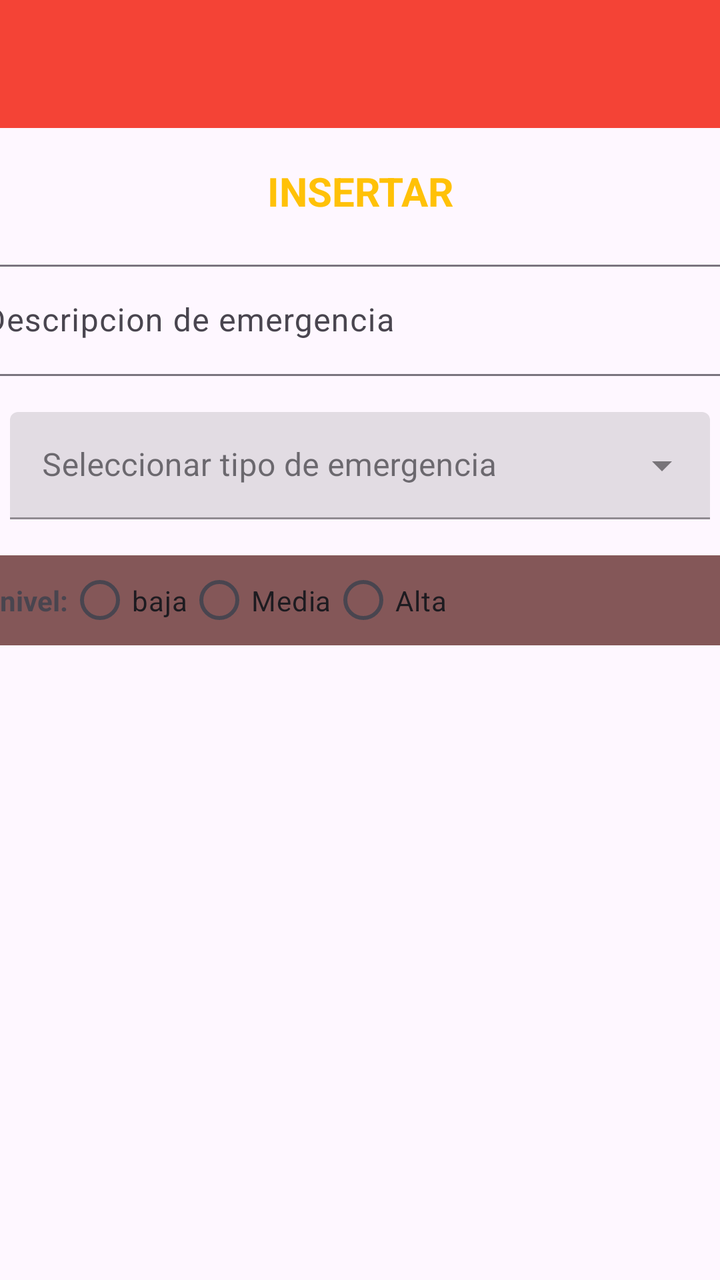
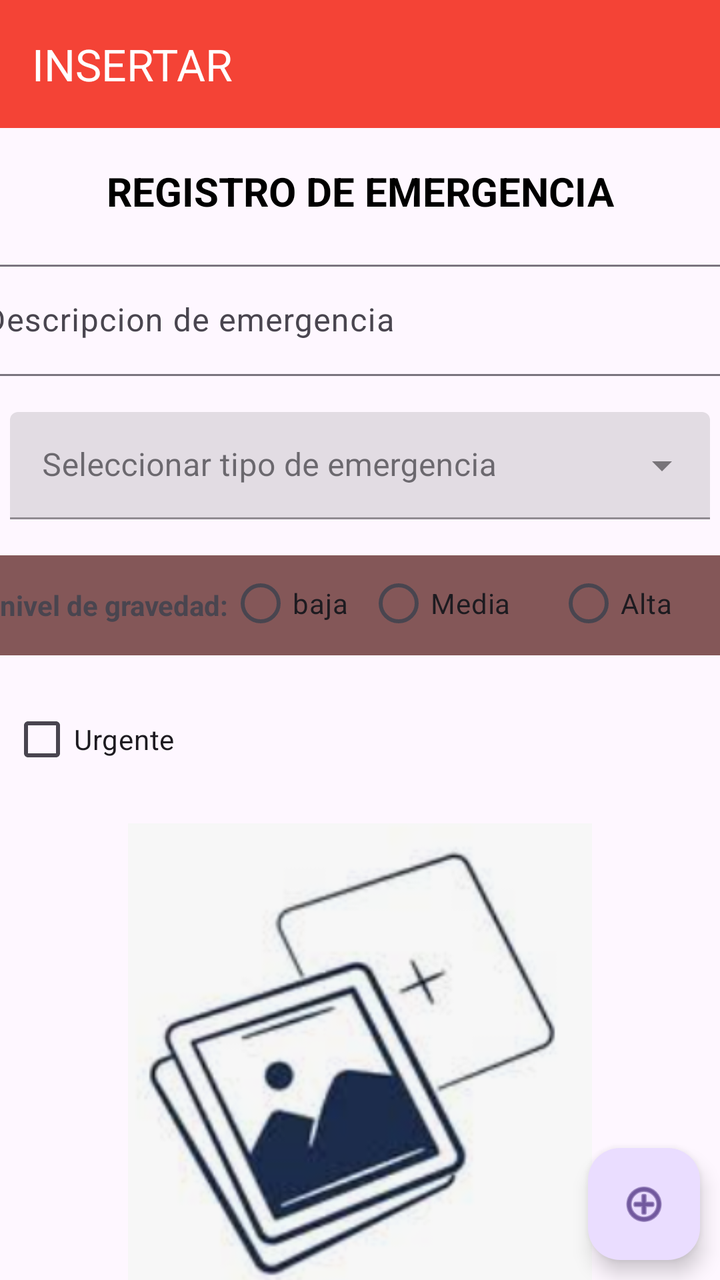

Two renders of the same Android screen: before a commit and after it. Below are the layout's source before the change and the commit's diff.
<!-- AndroidManifest.xml: application theme Theme.APPEJEMPLO2Semana3XML -->
<!-- res/layout/activity_insertar.xml -->
<?xml version="1.0" encoding="utf-8"?>
<androidx.constraintlayout.widget.ConstraintLayout xmlns:android="http://schemas.android.com/apk/res/android"
    xmlns:app="http://schemas.android.com/apk/res-auto"
    xmlns:tools="http://schemas.android.com/tools"
    android:id="@+id/main"
    android:layout_width="match_parent"
    android:layout_height="match_parent"
    tools:context=".InsertarActivity"
    android:layout_gravity="center_vertical">

    <TextView
        android:id="@+id/textView"
        style="@style/title"
        android:layout_width="match_parent"
        android:layout_height="wrap_content"
        android:layout_marginTop="@dimen/altura_view"
        android:text="INSERTAR"
        android:textAlignment="center"
        android:textSize="20sp"
        android:textStyle="bold"
        app:layout_constraintEnd_toEndOf="parent"
        app:layout_constraintHorizontal_bias="0.0"
        app:layout_constraintStart_toStartOf="parent"
        app:layout_constraintTop_toBottomOf="@+id/toolbar2" />

    <androidx.appcompat.widget.Toolbar
        android:id="@+id/toolbar2"
        android:layout_width="409dp"
        android:layout_height="wrap_content"
        android:background="?attr/colorPrimary"
        android:minHeight="?attr/actionBarSize"
        android:theme="?attr/actionBarTheme"
        app:layout_constraintEnd_toEndOf="parent"
        app:layout_constraintStart_toStartOf="parent"
        app:layout_constraintTop_toTopOf="parent" />

    <com.google.android.material.textfield.TextInputLayout
        android:id="@+id/textInputLayout"
        android:layout_width="409dp"
        android:layout_height="wrap_content"
        android:layout_marginStart="5dp"
        android:layout_marginTop="@dimen/altura_view"
        android:layout_marginEnd="5dp"
        app:layout_constraintEnd_toEndOf="parent"
        app:layout_constraintStart_toStartOf="parent"
        app:layout_constraintTop_toBottomOf="@+id/textView">

        <com.google.android.material.textfield.TextInputEditText
            android:layout_width="match_parent"
            android:layout_height="wrap_content"
            android:hint="Descripcion de emergencia"
            android:textAlignment="viewStart" />
    </com.google.android.material.textfield.TextInputLayout>

    <com.google.android.material.textfield.TextInputLayout
        android:id="@+id/textInputLayout2"
        style="@style/Widget.MaterialComponents.TextInputLayout.FilledBox.Dense.ExposedDropdownMenu"
        android:layout_width="0dp"
        android:layout_height="wrap_content"
        android:layout_marginStart="5dp"
        android:layout_marginTop="@dimen/altura_view"
        android:layout_marginEnd="5dp"
        app:layout_constraintEnd_toEndOf="parent"
        app:layout_constraintStart_toStartOf="parent"
        app:layout_constraintTop_toBottomOf="@+id/textInputLayout">

        <com.google.android.material.textfield.MaterialAutoCompleteTextView
            android:layout_width="match_parent"
            android:layout_height="wrap_content"
            android:hint="Seleccionar tipo de emergencia"
            tools:ignore="SpeakableTextPresentCheck,SpeakableTextPresentCheck" />
    </com.google.android.material.textfield.TextInputLayout>

    <LinearLayout
        android:layout_width="0dp"
        android:layout_height="45dp"
        android:layout_marginTop="@dimen/altura_view"
        android:background="#E3754444"
        android:gravity="center_vertical"
        android:orientation="horizontal"
        app:layout_constraintEnd_toEndOf="parent"
        app:layout_constraintStart_toStartOf="parent"
        app:layout_constraintTop_toBottomOf="@+id/textInputLayout2">

        <TextView
            android:id="@+id/textView4"
            android:layout_width="wrap_content"
            android:layout_height="wrap_content"
            android:layout_weight="0"
            android:text="nivel:"
            android:textStyle="bold" />

        <RadioGroup
            android:layout_width="match_parent"
            android:layout_height="match_parent"
            android:layout_weight="0"
            android:orientation="horizontal">

            <RadioButton
                android:id="@+id/rbBaja"
                android:layout_width="wrap_content"
                android:layout_height="wrap_content"
                android:text="baja" />

            <RadioButton
                android:id="@+id/rbMedia"
                android:layout_width="wrap_content"
                android:layout_height="wrap_content"
                android:text="Media" />

            <RadioButton
                android:id="@+id/rbAlta"
                android:layout_width="wrap_content"
                android:layout_height="wrap_content"
                android:text="Alta" />
        </RadioGroup>
    </LinearLayout>
</androidx.constraintlayout.widget.ConstraintLayout>
<!-- resources referenced by this layout -->
<resources>
  <dimen name="altura_view">18dp</dimen>
  <style name="title">
          <item name="android:textSize">20sp</item>
          <item name="android:textColor">@color/upnColor</item>
          <item name="android:textStyle">bold</item>
          <item name="android:shadowColor">@color/gris</item>
          <item name="android:shadowDx">5</item>
          <item name="android:shadowDy">5</item>
      </style>
  <style name="Theme.APPEJEMPLO2Semana3XML" parent="Base.Theme.APPEJEMPLO2Semana3XML" />
  <color name="upnColor">#FFC107</color>
  <color name="gris">#808080</color>
  <style name="Base.Theme.APPEJEMPLO2Semana3XML" parent="Theme.Material3.DayNight.NoActionBar">
          
          <item name="colorPrimary">@color/rojo_500</item>
          <item name="android:colorPrimaryDark">@color/rojo_700</item>
          <item name="colorAccent">@color/rojo_300</item>
      </style>
  <color name="rojo_500">#F44336</color>
  <color name="rojo_700">#D32F2F</color>
  <color name="rojo_300">#FF4081</color>
</resources>

<!-- the commit's change to res/layout/activity_insertar.xml (unified diff, before → after) -->
@@ -14,7 +14,7 @@
         android:layout_width="match_parent"
         android:layout_height="wrap_content"
         android:layout_marginTop="@dimen/altura_view"
-        android:text="INSERTAR"
+        android:text="REGISTRO DE EMERGENCIA"
         android:textAlignment="center"
         android:textSize="20sp"
         android:textStyle="bold"
@@ -25,14 +25,18 @@
 
     <androidx.appcompat.widget.Toolbar
         android:id="@+id/toolbar2"
-        android:layout_width="409dp"
+        android:layout_width="match_parent"
         android:layout_height="wrap_content"
         android:background="?attr/colorPrimary"
         android:minHeight="?attr/actionBarSize"
         android:theme="?attr/actionBarTheme"
         app:layout_constraintEnd_toEndOf="parent"
         app:layout_constraintStart_toStartOf="parent"
-        app:layout_constraintTop_toTopOf="parent" />
+        app:layout_constraintTop_toTopOf="parent"
+        app:title="INSERTAR"
+        app:titleTextColor="@color/white"/>
+
+
 
     <com.google.android.material.textfield.TextInputLayout
         android:id="@+id/textInputLayout"
@@ -46,6 +50,7 @@
         app:layout_constraintTop_toBottomOf="@+id/textView">
 
         <com.google.android.material.textfield.TextInputEditText
+            android:id="@+id/txtDescripcion"
             android:layout_width="match_parent"
             android:layout_height="wrap_content"
             android:hint="Descripcion de emergencia"
@@ -65,6 +70,7 @@
         app:layout_constraintTop_toBottomOf="@+id/textInputLayout">
 
         <com.google.android.material.textfield.MaterialAutoCompleteTextView
+            android:id="@+id/listaTipo"
             android:layout_width="match_parent"
             android:layout_height="wrap_content"
             android:hint="Seleccionar tipo de emergencia"
@@ -72,13 +78,15 @@
     </com.google.android.material.textfield.TextInputLayout>
 
     <LinearLayout
+        android:id="@+id/linearLayout_radiobtn"
         android:layout_width="0dp"
-        android:layout_height="45dp"
+        android:layout_height="50dp"
         android:layout_marginTop="@dimen/altura_view"
         android:background="#E3754444"
         android:gravity="center_vertical"
         android:orientation="horizontal"
         app:layout_constraintEnd_toEndOf="parent"
+        app:layout_constraintHorizontal_bias="1.0"
         app:layout_constraintStart_toStartOf="parent"
         app:layout_constraintTop_toBottomOf="@+id/textInputLayout2">
 
@@ -87,32 +95,77 @@
             android:layout_width="wrap_content"
             android:layout_height="wrap_content"
             android:layout_weight="0"
-            android:text="nivel:"
+            android:text="nivel de gravedad:"
             android:textStyle="bold" />
 
         <RadioGroup
-            android:layout_width="match_parent"
+            android:layout_width="wrap_content"
             android:layout_height="match_parent"
             android:layout_weight="0"
             android:orientation="horizontal">
 
             <RadioButton
                 android:id="@+id/rbBaja"
-                android:layout_width="wrap_content"
-                android:layout_height="wrap_content"
-                android:text="baja" />
+                android:layout_width="69dp"
+                android:layout_height="48dp"
+                android:text="baja"
+                tools:ignore="TouchTargetSizeCheck" />
 
             <RadioButton
                 android:id="@+id/rbMedia"
-                android:layout_width="wrap_content"
-                android:layout_height="wrap_content"
+                android:layout_width="95dp"
+                android:layout_height="48dp"
                 android:text="Media" />
 
             <RadioButton
                 android:id="@+id/rbAlta"
-                android:layout_width="wrap_content"
-                android:layout_height="wrap_content"
+                android:layout_width="76dp"
+                android:layout_height="48dp"
                 android:text="Alta" />
         </RadioGroup>
     </LinearLayout>
+
+    <LinearLayout
+        android:id="@+id/linearLayout"
+        android:layout_width="match_parent"
+        android:layout_height="wrap_content"
+        android:layout_marginStart="5dp"
+        android:layout_marginTop="@dimen/altura_view"
+        android:layout_marginEnd="5dp"
+        android:orientation="horizontal"
+        app:layout_constraintEnd_toEndOf="parent"
+        app:layout_constraintHorizontal_bias="1.0"
+        app:layout_constraintStart_toStartOf="parent"
+        app:layout_constraintTop_toBottomOf="@+id/linearLayout_radiobtn">
+
+        <CheckBox
+            android:id="@+id/cbxUregente"
+            android:layout_width="wrap_content"
+            android:layout_height="wrap_content"
+            android:layout_weight="1"
+            android:text="Urgente" />
+    </LinearLayout>
+
+    <ImageView
+        android:id="@+id/imgFoto"
+        android:layout_width="240dp"
+        android:layout_height="240dp"
+        android:layout_marginTop="@dimen/altura_view"
+        app:layout_constraintEnd_toEndOf="parent"
+        app:layout_constraintStart_toStartOf="parent"
+        app:layout_constraintTop_toBottomOf="@+id/linearLayout"
+        app:srcCompat="@drawable/img_1" />
+
+    <com.google.android.material.floatingactionbutton.FloatingActionButton
+        android:id="@+id/btnGuardar"
+        android:layout_width="wrap_content"
+        android:layout_height="wrap_content"
+        android:layout_marginEnd="10dp"
+        android:layout_marginBottom="10dp"
+        android:clickable="true"
+        app:layout_constraintBottom_toBottomOf="parent"
+        app:layout_constraintEnd_toEndOf="parent"
+        app:srcCompat="@android:drawable/ic_menu_add"
+        tools:ignore="SpeakableTextPresentCheck" />
+
 </androidx.constraintlayout.widget.ConstraintLayout>
<!-- resource entries referenced after the edit -->
@@ -1,16 +1,18 @@
 <!-- resources referenced by this layout -->
 <resources>
+  <color name="white">#FFFFFFFF</color>
   <dimen name="altura_view">18dp</dimen>
+  <!-- drawable img_1: png bitmap (drawable, 74830 bytes) -->
   <style name="title">
           <item name="android:textSize">20sp</item>
-          <item name="android:textColor">@color/upnColor</item>
+          <item name="android:textColor">@color/black</item>
           <item name="android:textStyle">bold</item>
           <item name="android:shadowColor">@color/gris</item>
           <item name="android:shadowDx">5</item>
           <item name="android:shadowDy">5</item>
       </style>
   <style name="Theme.APPEJEMPLO2Semana3XML" parent="Base.Theme.APPEJEMPLO2Semana3XML" />
-  <color name="upnColor">#FFC107</color>
+  <color name="black">#FF000000</color>
   <color name="gris">#808080</color>
   <style name="Base.Theme.APPEJEMPLO2Semana3XML" parent="Theme.Material3.DayNight.NoActionBar">
           
